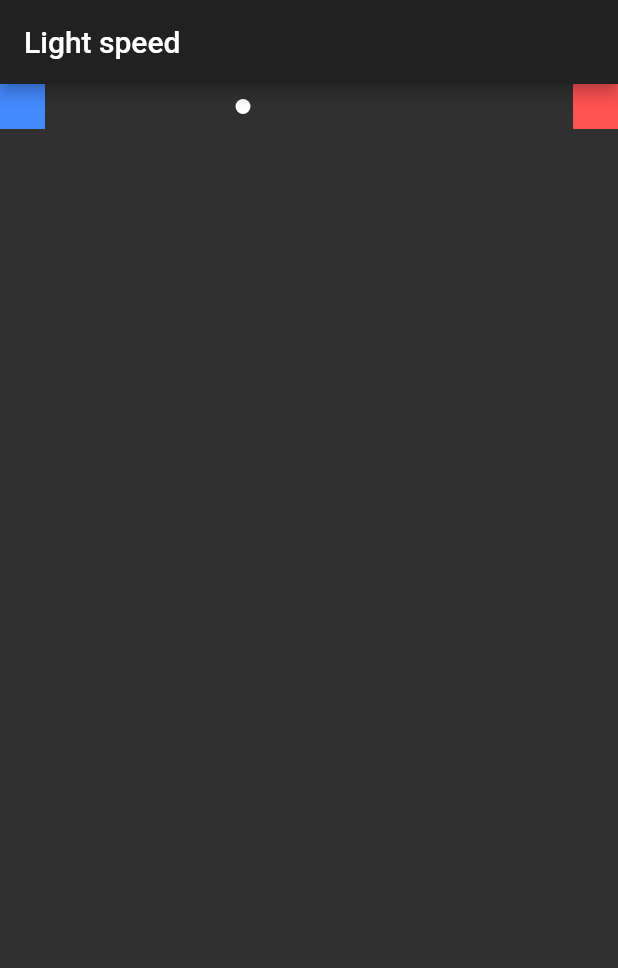
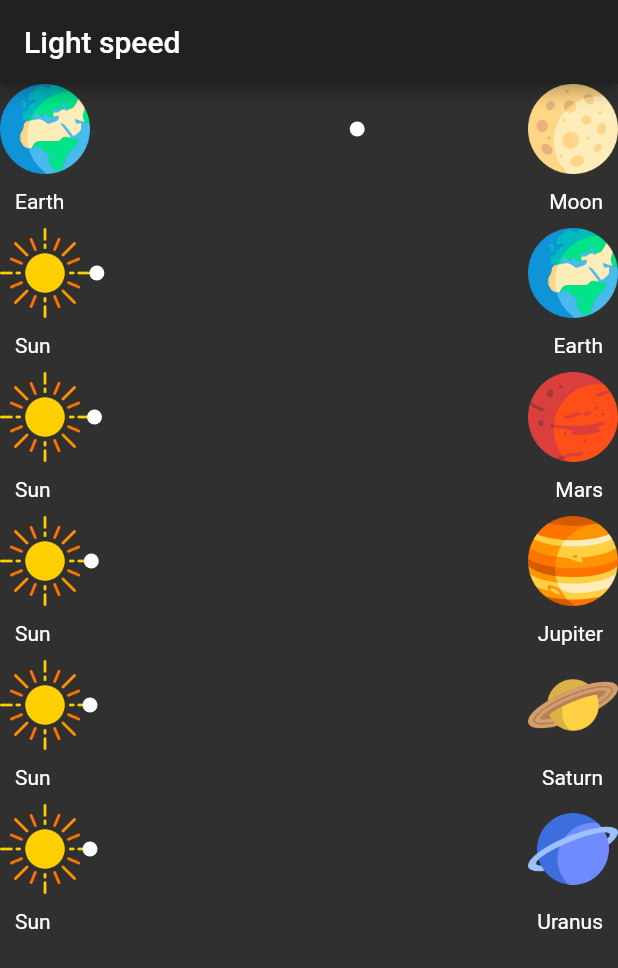
Before and after one commit to achernoprudov/light_speed, a Flutter app: the screen it shows after launch, on a phone screen of 412 x 824 dp. Shown: the top 968 px of the screen. Run offline on Flutter 3.47's test engine with Material 2 defaults, Android fonts, the phone set to English and light mode, and no system bars.

Commit message:
fulfill with items

```diff
--- a/lib/src/models/light_item.dart
+++ b/lib/src/models/light_item.dart
@@ -1,10 +1,10 @@
 class LightItem {
   final String leadingTitle;
-  final String leadingImageUrl;
+  final String leadingImage;
   final String trailingTitle;
-  final String trailingImageUrl;
+  final String trailingImage;
   final int durationMills;
 
-  LightItem(this.leadingTitle, this.leadingImageUrl, this.trailingTitle,
-      this.trailingImageUrl, this.durationMills);
+  LightItem(this.leadingTitle, this.leadingImage, this.trailingTitle,
+      this.trailingImage, this.durationMills);
 }
--- a/lib/src/pages/home/home_page.dart
+++ b/lib/src/pages/home/home_page.dart
@@ -1,12 +1,8 @@
 import 'package:flutter/material.dart';
-import 'package:light_speed/src/models/light_item.dart';
+import 'package:light_speed/src/utils/items.dart';
 import 'package:light_speed/src/widget/home_list_item.dart';
 
 class HomePage extends StatelessWidget {
-  final List<LightItem> items = [
-    LightItem("Earth", "", "Moon", "", 1600),
-  ];
-
   @override
   Widget build(BuildContext context) {
     return Scaffold(
@@ -15,12 +11,10 @@ class HomePage extends StatelessWidget {
         ),
         body: Container(
           child: ListView.builder(
-              itemCount: items.length,
+              itemCount: lightItems.length,
               itemBuilder: (context, index) {
-                var item = items[index];
-                return HomeListItem(
-                  lightItem: item,
-                );
+                var item = lightItems[index];
+                return HomeListItem(lightItem: item);
               }),
         ));
   }
--- /dev/null
+++ b/lib/src/utils/items.dart
@@ -0,0 +1,16 @@
+import 'package:light_speed/src/models/light_item.dart';
+
+final List<LightItem> lightItems = [
+  LightItem("Earth", "images/earth.png", "Moon", "images/moon.png", 1282),
+  // 384400 / 299792.458
+  LightItem("Sun", "images/sun.png", "Earth", "images/earth.png", 499011),
+  // 149600000 / 299792.458
+  LightItem("Sun", "images/sun.png", "Mars", "images/mars.png", 760192),
+  // 227900000 / 299792.458
+  LightItem("Sun", "images/sun.png", "Jupiter", "images/jupiter.png", 2596796),
+  // 778500000 / 299792.458
+  LightItem("Sun", "images/sun.png", "Saturn", "images/saturn.png", 4783309125),
+  // 1,434E9 / 299792.458
+  LightItem("Sun", "images/sun.png", "Uranus", "images/uranus.png", 9576625173),
+  // 2,871E9 / 299792.458
+];
--- a/lib/src/widget/home_list_item.dart
+++ b/lib/src/widget/home_list_item.dart
@@ -1,6 +1,7 @@
 import 'package:flutter/material.dart';
 import 'package:light_speed/src/models/light_item.dart';
 import 'package:light_speed/src/widget/photon_widget.dart';
+import 'package:light_speed/src/widget/planet_widget.dart';
 
 class HomeListItem extends StatelessWidget {
   final LightItem lightItem;
@@ -9,21 +10,34 @@ class HomeListItem extends StatelessWidget {
 
   @override
   Widget build(BuildContext context) {
-    return Row(
-      mainAxisAlignment: MainAxisAlignment.spaceBetween,
+    return Column(
       children: <Widget>[
-        Container(
-          width: 30,
-          height: 30,
-          color: Colors.blueAccent,
+        Row(
+          mainAxisAlignment: MainAxisAlignment.spaceBetween,
+          children: <Widget>[
+            PlanetWidget(
+              image: lightItem.leadingImage,
+              isLeading: true,
+            ),
+            PhotonWidget(
+              millis: lightItem.durationMills,
+            ),
+            PlanetWidget(
+              image: lightItem.trailingImage,
+              isLeading: false,
+            ),
+          ],
         ),
-        PhotonWidget(
-          millis: 2000,
-        ),
-        Container(
-          width: 30,
-          height: 30,
-          color: Colors.redAccent,
+        Padding(
+          padding: const EdgeInsets.symmetric(horizontal: 10, vertical: 10),
+          child: Row(
+            crossAxisAlignment: CrossAxisAlignment.end,
+            mainAxisAlignment: MainAxisAlignment.spaceBetween,
+            children: <Widget>[
+              Text(lightItem.leadingTitle),
+              Text(lightItem.trailingTitle)
+            ],
+          ),
         )
       ],
     );
--- /dev/null
+++ b/lib/src/widget/planet_widget.dart
@@ -0,0 +1,22 @@
+import 'package:flutter/material.dart';
+
+class PlanetWidget extends StatelessWidget {
+  final double xOffset;
+  final String image;
+
+  const PlanetWidget({Key key, @required this.image, @required bool isLeading})
+      : this.xOffset = isLeading ? -0.5 : 0.5,
+        super(key: key);
+
+  @override
+  Widget build(BuildContext context) {
+    return Transform(
+      transform: Matrix4.identity(),
+      child: Image.asset(
+        image,
+        width: 60,
+        height: 60,
+      ),
+    );
+  }
+}
--- a/pubspec.yaml
+++ b/pubspec.yaml
@@ -40,7 +40,6 @@ flutter:
   # the material Icons class.
   uses-material-design: true
 
-    # To add assets to your application, add an assets section, like this:
   assets:
     - images/sun.png
     - images/earth.png
```
